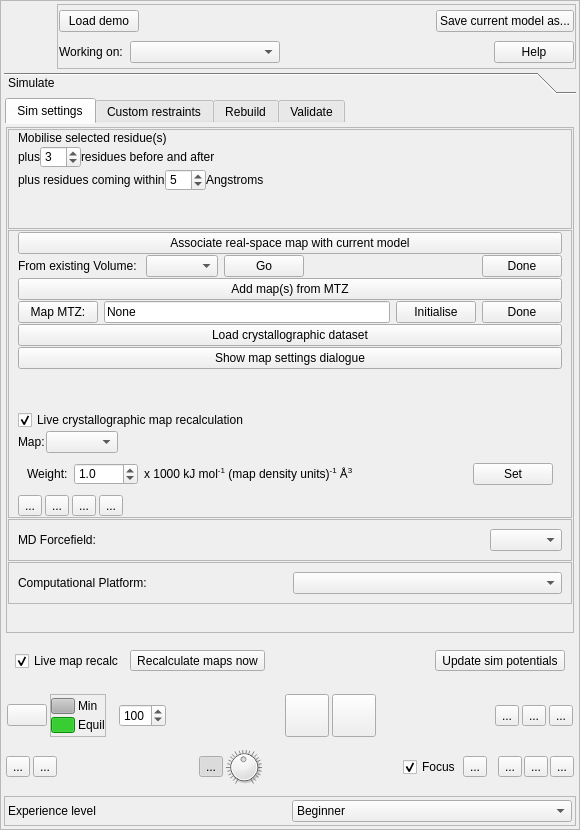
This is isolde/src/ui/IsoldeFrame.ui in tristanic/isolde as Qt 5 draws it before an edit. The edited form follows.
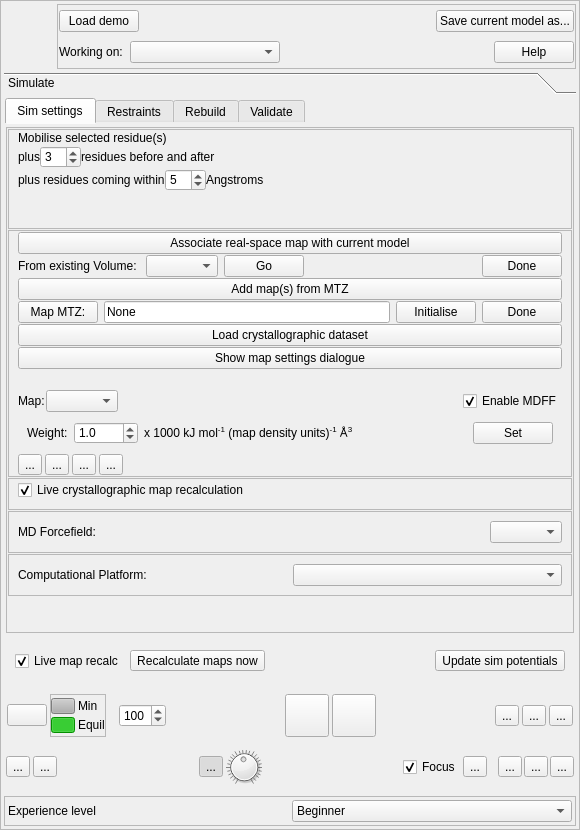
This is the edited form. Icons and pictures are not drawn.

Commit message: Improved behaviour of map GUI menus

```diff
--- a/isolde/src/ui/IsoldeFrame.ui
+++ b/isolde/src/ui/IsoldeFrame.ui
@@ -363,9 +363,9 @@
                 <property name="geometry">
                  <rect>
                   <x>0</x>
-                  <y>0</y>
+                  <y>-230</y>
                   <width>542</width>
-                  <height>664</height>
+                  <height>653</height>
                  </rect>
                 </property>
                 <layout class="QVBoxLayout" name="verticalLayout_8" stretch="0,0,0,0,0">
@@ -719,23 +719,6 @@
                        <property name="bottomMargin">
                         <number>0</number>
                        </property>
-                       <item>
-                        <layout class="QHBoxLayout" name="horizontalLayout_43">
-                         <property name="topMargin">
-                          <number>20</number>
-                         </property>
-                         <item>
-                          <widget class="QCheckBox" name="_sim_basic_xtal_settings_live_recalc_checkbox">
-                           <property name="text">
-                            <string>Live crystallographic map recalculation</string>
-                           </property>
-                           <property name="checked">
-                            <bool>true</bool>
-                           </property>
-                          </widget>
-                         </item>
-                        </layout>
-                       </item>
                        <item>
                         <layout class="QHBoxLayout" name="horizontalLayout_35">
                          <item>
@@ -761,6 +744,16 @@
                            </property>
                           </spacer>
                          </item>
+                         <item>
+                          <widget class="QCheckBox" name="_sim_basic_xtal_settings_enable_mdff_checkbox">
+                           <property name="text">
+                            <string>Enable MDFF</string>
+                           </property>
+                           <property name="checked">
+                            <bool>true</bool>
+                           </property>
+                          </widget>
+                         </item>
                         </layout>
                        </item>
                        <item>
@@ -928,6 +921,31 @@
                    </layout>
                   </widget>
                  </item>
+                 <item>
+                  <widget class="QFrame" name="_sim_basic_xtal_settings_live_recalc_frame">
+                   <property name="frameShape">
+                    <enum>QFrame::StyledPanel</enum>
+                   </property>
+                   <property name="frameShadow">
+                    <enum>QFrame::Raised</enum>
+                   </property>
+                   <layout class="QHBoxLayout" name="horizontalLayout_43">
+                    <property name="topMargin">
+                     <number>1</number>
+                    </property>
+                    <item>
+                     <widget class="QCheckBox" name="_sim_basic_xtal_settings_live_recalc_checkbox">
+                      <property name="text">
+                       <string>Live crystallographic map recalculation</string>
+                      </property>
+                      <property name="checked">
+                       <bool>true</bool>
+                      </property>
+                     </widget>
+                    </item>
+                   </layout>
+                  </widget>
+                 </item>
                  <item>
                   <widget class="QFrame" name="_force_field_selection_frame">
                    <property name="frameShape">
@@ -1066,7 +1084,7 @@
            </widget>
            <widget class="QWidget" name="_sim_restrain_tab">
             <attribute name="title">
-             <string>Custom restraints</string>
+             <string>Restraints</string>
             </attribute>
             <layout class="QVBoxLayout" name="verticalLayout_7">
              <property name="spacing">
```
Left out of the diff: 11 changed lines with no effect on the pictures. The commit also changes 2 other files.
